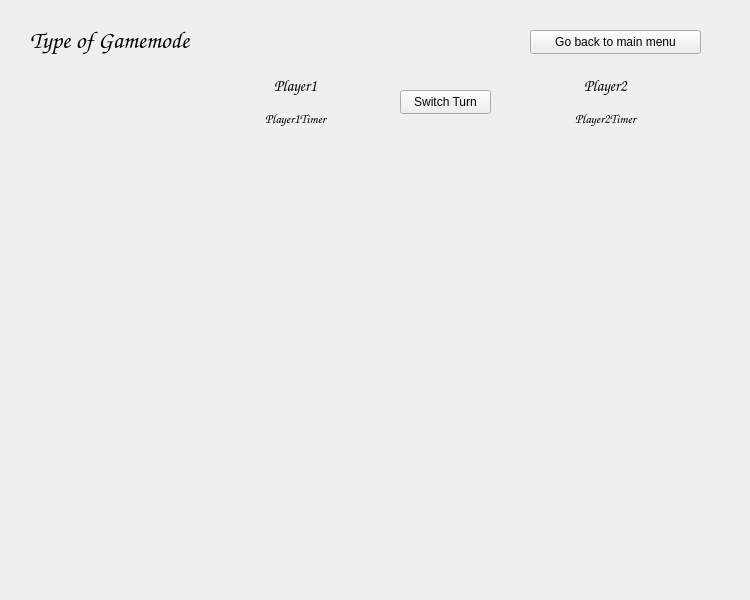
onisimm/Cookie-Byte-10LF323, file app/GameScreenWidget.ui: the form before one commit.
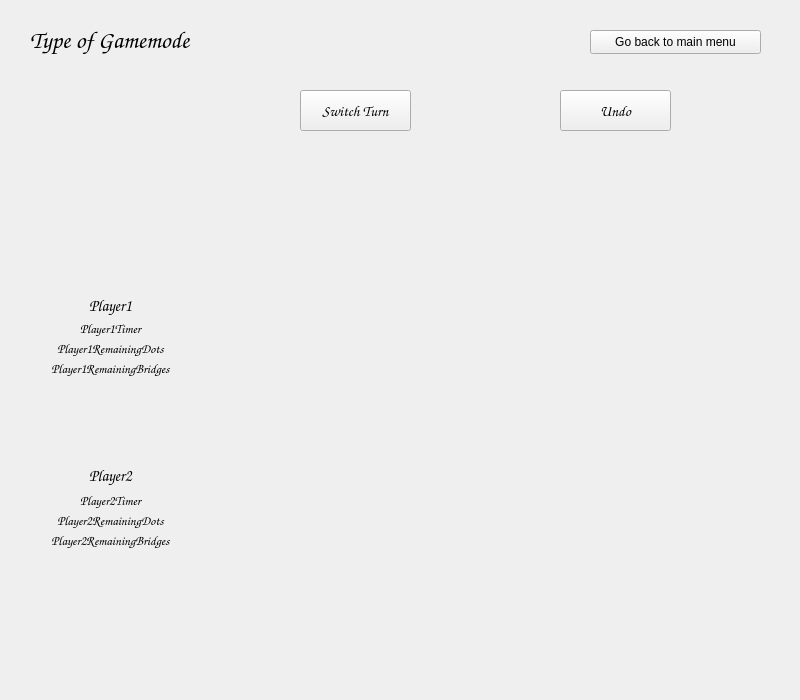
The form after the commit.

Patch:
```diff
--- a/app/GameScreenWidget.ui
+++ b/app/GameScreenWidget.ui
@@ -6,8 +6,8 @@
    <rect>
     <x>0</x>
     <y>0</y>
-    <width>750</width>
-    <height>600</height>
+    <width>800</width>
+    <height>700</height>
    </rect>
   </property>
   <property name="windowTitle">
@@ -35,7 +35,7 @@
   <widget class="QPushButton" name="backToMenuButton">
    <property name="geometry">
     <rect>
-     <x>530</x>
+     <x>590</x>
      <y>30</y>
      <width>171</width>
      <height>24</height>
@@ -48,10 +48,10 @@
   <widget class="QWidget" name="gridLayoutWidget">
    <property name="geometry">
     <rect>
-     <x>220</x>
+     <x>210</x>
      <y>180</y>
-     <width>481</width>
-     <height>411</height>
+     <width>551</width>
+     <height>481</height>
     </rect>
    </property>
    <layout class="QGridLayout" name="mainLayout"/>
@@ -59,9 +59,9 @@
   <widget class="QLabel" name="player1NameLabel">
    <property name="geometry">
     <rect>
-     <x>220</x>
-     <y>70</y>
-     <width>151</width>
+     <x>30</x>
+     <y>290</y>
+     <width>161</width>
      <height>31</height>
     </rect>
    </property>
@@ -87,9 +87,9 @@
   <widget class="QLabel" name="player1TimerLabel">
    <property name="geometry">
     <rect>
-     <x>220</x>
-     <y>110</y>
-     <width>151</width>
+     <x>30</x>
+     <y>320</y>
+     <width>161</width>
      <height>16</height>
     </rect>
    </property>
@@ -109,10 +109,10 @@
   <widget class="QLabel" name="player2TimerLabel">
    <property name="geometry">
     <rect>
-     <x>530</x>
-     <y>110</y>
-     <width>151</width>
-     <height>16</height>
+     <x>30</x>
+     <y>490</y>
+     <width>161</width>
+     <height>20</height>
     </rect>
    </property>
    <property name="font">
@@ -131,9 +131,9 @@
   <widget class="QLabel" name="player2NameLabel">
    <property name="geometry">
     <rect>
-     <x>530</x>
-     <y>70</y>
-     <width>151</width>
+     <x>30</x>
+     <y>460</y>
+     <width>161</width>
      <height>31</height>
     </rect>
    </property>
@@ -159,12 +159,18 @@
   <widget class="QPushButton" name="switchTurnButton">
    <property name="geometry">
     <rect>
-     <x>400</x>
+     <x>300</x>
      <y>90</y>
-     <width>91</width>
-     <height>24</height>
+     <width>111</width>
+     <height>41</height>
     </rect>
    </property>
+   <property name="font">
+    <font>
+     <family>Comic Sans MS</family>
+     <pointsize>11</pointsize>
+    </font>
+   </property>
    <property name="text">
     <string>Switch Turn</string>
    </property>
@@ -172,16 +178,16 @@
   <widget class="QLabel" name="gameMessageLabel">
    <property name="geometry">
     <rect>
-     <x>310</x>
-     <y>130</y>
-     <width>291</width>
+     <x>220</x>
+     <y>150</y>
+     <width>541</width>
      <height>31</height>
     </rect>
    </property>
    <property name="font">
     <font>
      <family>Comic Sans MS</family>
-     <pointsize>12</pointsize>
+     <pointsize>10</pointsize>
     </font>
    </property>
    <property name="autoFillBackground">
@@ -197,6 +203,113 @@
     <set>Qt::AlignCenter</set>
    </property>
   </widget>
+  <widget class="QLabel" name="player1RemainingDotsLabel">
+   <property name="geometry">
+    <rect>
+     <x>30</x>
+     <y>340</y>
+     <width>161</width>
+     <height>16</height>
+    </rect>
+   </property>
+   <property name="font">
+    <font>
+     <family>Comic Sans MS</family>
+     <pointsize>10</pointsize>
+    </font>
+   </property>
+   <property name="text">
+    <string>Player1RemainingDots</string>
+   </property>
+   <property name="alignment">
+    <set>Qt::AlignCenter</set>
+   </property>
+  </widget>
+  <widget class="QLabel" name="player1RemainingBridgesLabel">
+   <property name="geometry">
+    <rect>
+     <x>30</x>
+     <y>360</y>
+     <width>161</width>
+     <height>16</height>
+    </rect>
+   </property>
+   <property name="font">
+    <font>
+     <family>Comic Sans MS</family>
+     <pointsize>10</pointsize>
+    </font>
+   </property>
+   <property name="text">
+    <string>Player1RemainingBridges</string>
+   </property>
+   <property name="alignment">
+    <set>Qt::AlignCenter</set>
+   </property>
+  </widget>
+  <widget class="QLabel" name="player2RemainingDotsLabel">
+   <property name="geometry">
+    <rect>
+     <x>30</x>
+     <y>510</y>
+     <width>161</width>
+     <height>20</height>
+    </rect>
+   </property>
+   <property name="font">
+    <font>
+     <family>Comic Sans MS</family>
+     <pointsize>10</pointsize>
+    </font>
+   </property>
+   <property name="text">
+    <string>Player2RemainingDots</string>
+   </property>
+   <property name="alignment">
+    <set>Qt::AlignCenter</set>
+   </property>
+  </widget>
+  <widget class="QLabel" name="player2RemainingBridgesLabel">
+   <property name="geometry">
+    <rect>
+     <x>30</x>
+     <y>530</y>
+     <width>161</width>
+     <height>20</height>
+    </rect>
+   </property>
+   <property name="font">
+    <font>
+     <family>Comic Sans MS</family>
+     <pointsize>10</pointsize>
+    </font>
+   </property>
+   <property name="text">
+    <string>Player2RemainingBridges</string>
+   </property>
+   <property name="alignment">
+    <set>Qt::AlignCenter</set>
+   </property>
+  </widget>
+  <widget class="QPushButton" name="undoButton">
+   <property name="geometry">
+    <rect>
+     <x>560</x>
+     <y>90</y>
+     <width>111</width>
+     <height>41</height>
+    </rect>
+   </property>
+   <property name="font">
+    <font>
+     <family>Comic Sans MS</family>
+     <pointsize>11</pointsize>
+    </font>
+   </property>
+   <property name="text">
+    <string>Undo</string>
+   </property>
+  </widget>
  </widget>
  <resources/>
  <connections/>
```
